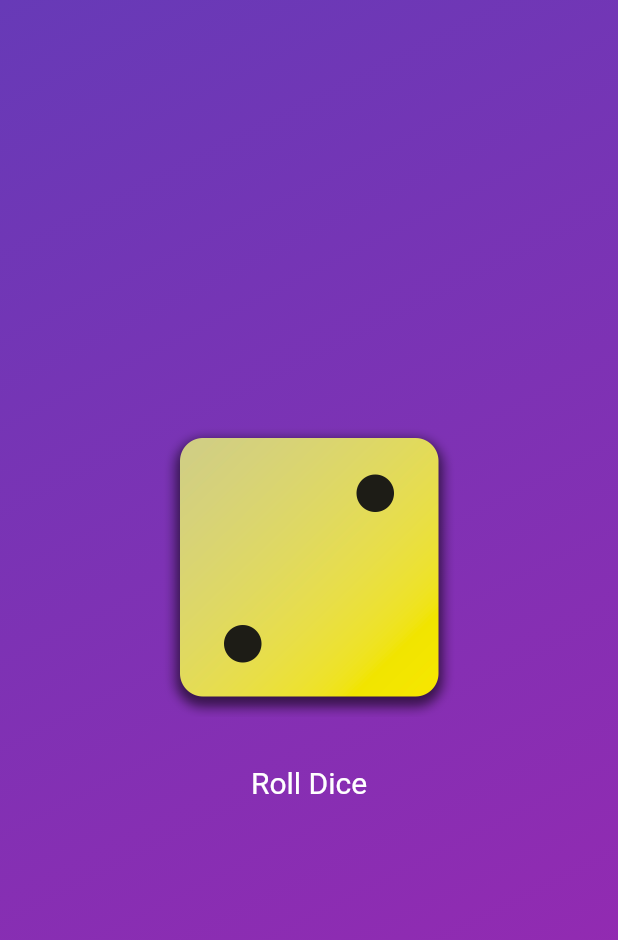
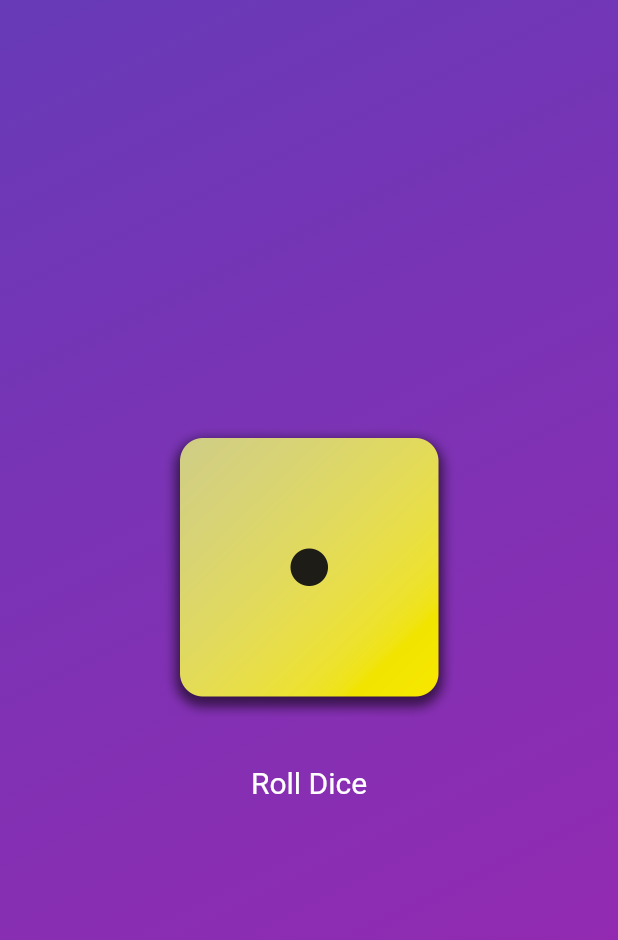
Before and after one commit to ArthurBufon/flutter_roll_dice, a Flutter app: the screen it shows after launch, after a tap on "Roll Dice", on a phone screen of 412 x 824 dp. Shown: the top 940 px of the screen. Run offline on Flutter 3.47's test engine with Material 2 defaults, Android fonts, the phone set to English and light mode, and no system bars.

Commit message:
rolando dados

```diff
--- /dev/null
+++ b/lib/dice_roller.dart
@@ -0,0 +1,46 @@
+import 'package:flutter/material.dart';
+
+class DiceRoller extends StatefulWidget {
+  const DiceRoller({super.key});
+
+  @override
+  State<DiceRoller> createState() {
+    return _DiceRollerState();
+  }
+}
+
+class _DiceRollerState extends State<DiceRoller> {
+  var activeDiceImage = 'assets/images/dice-2.png';
+
+  void rollDice() {
+    setState(() {
+      activeDiceImage = 'assets/images/dice-1.png';
+    });
+  }
+
+  @override
+  Widget build(context) {
+    return Column(
+      mainAxisSize: MainAxisSize.min,
+      children: [
+        Image.asset(
+          activeDiceImage,
+          width: 200,
+        ),
+        const SizedBox(
+          height: 20,
+        ),
+        TextButton(
+          onPressed: rollDice,
+          style: TextButton.styleFrom(
+            foregroundColor: Colors.white,
+            textStyle: const TextStyle(
+              fontSize: 20,
+            ),
+          ),
+          child: const Text('Roll Dice'),
+        )
+      ],
+    );
+  }
+}
--- a/lib/gradient_container.dart
+++ b/lib/gradient_container.dart
@@ -1,23 +1,18 @@
 import 'package:flutter/material.dart';
+import 'package:flutter_roll_dice/dice_roller.dart';
 
 const startAlignment = Alignment.topLeft;
 const endAlignment = Alignment.bottomRight;
 
 class GradientContainer extends StatelessWidget {
-  GradientContainer(this.colorStart, this.colorEnd, {super.key});
+  const GradientContainer(this.colorStart, this.colorEnd, {super.key});
 
-  GradientContainer.purple({super.key})
+  const GradientContainer.purple({super.key})
       : colorStart = Colors.deepPurple,
         colorEnd = Colors.purple;
 
   final Color colorStart;
   final Color colorEnd;
-  var activeDiceImage = 'assets/images/dice-2.png';
-
-  void rollDice() {
-    activeDiceImage = 'assets/images/dice-1.png';
-    print('bunda');
-  }
 
   @override
   Widget build(context) {
@@ -32,29 +27,8 @@ class GradientContainer extends StatelessWidget {
           end: endAlignment,
         ),
       ),
-      child: Center(
-        child: Column(
-          mainAxisSize: MainAxisSize.min,
-          children: [
-            Image.asset(
-              activeDiceImage,
-              width: 200,
-            ),
-            const SizedBox(
-              height: 20,
-            ),
-            TextButton(
-              onPressed: rollDice,
-              style: TextButton.styleFrom(
-                foregroundColor: Colors.white,
-                textStyle: const TextStyle(
-                  fontSize: 20,
-                ),
-              ),
-              child: const Text('Roll Dice'),
-            )
-          ],
-        ),
+      child: const Center(
+        child: DiceRoller(),
       ),
     );
   }
--- a/lib/main.dart
+++ b/lib/main.dart
@@ -4,7 +4,7 @@ import 'gradient_container.dart';
 
 void main() {
   runApp(
-    MaterialApp(
+    const MaterialApp(
       home: Scaffold(
         body: GradientContainer(Colors.deepPurple, Colors.purple),
       ),
```
